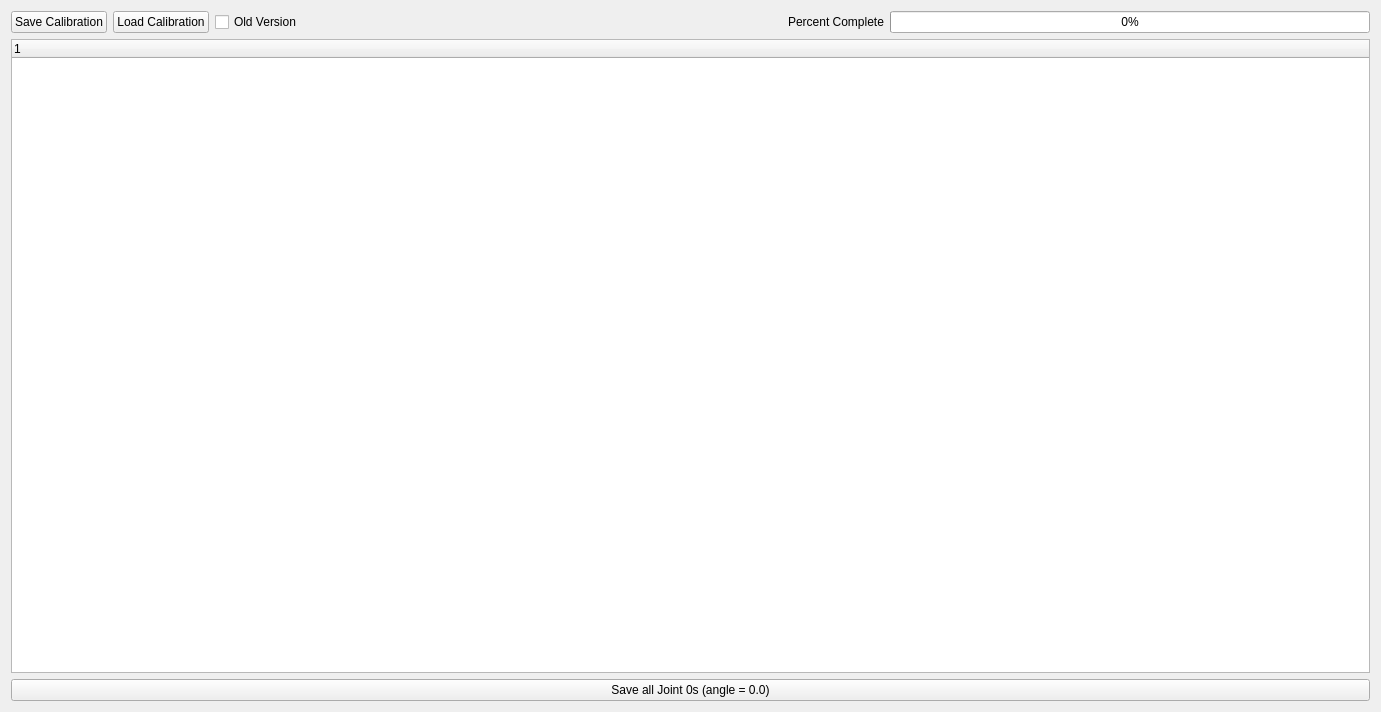
This is advanced/sr_gui_hand_calibration/uis/SrHandCalibration.ui in shadow-robot/sr-visualization as Qt 5 draws it before an edit. The edited form follows.
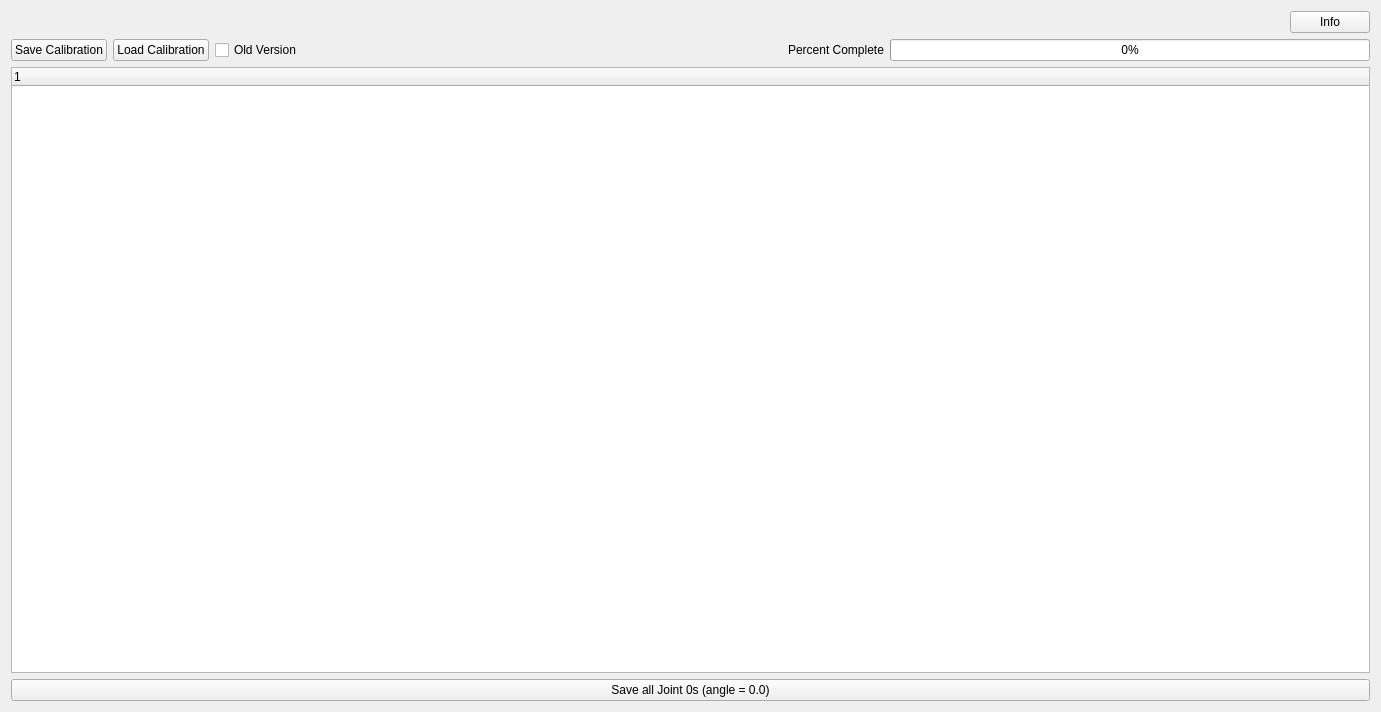
This is the edited form.

Commit message: adding info button

The edit to the form file:
```diff
--- a/advanced/sr_gui_hand_calibration/uis/SrHandCalibration.ui
+++ b/advanced/sr_gui_hand_calibration/uis/SrHandCalibration.ui
@@ -18,6 +18,30 @@
     <layout class="QVBoxLayout" name="verticalLayout" stretch="0">
      <item>
       <layout class="QVBoxLayout" name="verticalLayout_2">
+       <item>
+        <layout class="QHBoxLayout" name="horizontalLayout_4">
+         <item>
+          <spacer name="horizontalSpacer_2">
+           <property name="orientation">
+            <enum>Qt::Horizontal</enum>
+           </property>
+           <property name="sizeHint" stdset="0">
+            <size>
+             <width>40</width>
+             <height>20</height>
+            </size>
+           </property>
+          </spacer>
+         </item>
+         <item>
+          <widget class="QPushButton" name="information_btn">
+           <property name="text">
+            <string>Info</string>
+           </property>
+          </widget>
+         </item>
+        </layout>
+       </item>
        <item>
         <layout class="QHBoxLayout" name="horizontalLayout">
          <item>
```
The commit also changes 1 other file.
